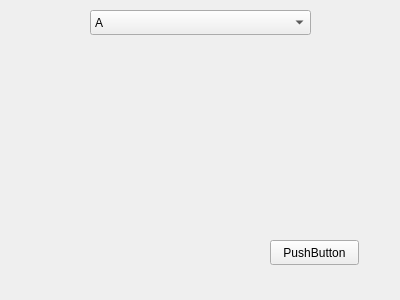
Qt form src/gui_pkg/include/gui_pkg/select_user_form.ui (cristianbass01/GUI_robotic_exoskeleton) before a commit.
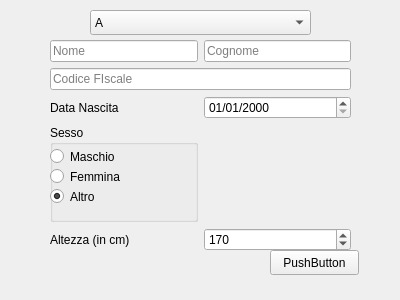
The same form after that commit.

```diff
--- a/src/gui_pkg/include/gui_pkg/select_user_form.ui
+++ b/src/gui_pkg/include/gui_pkg/select_user_form.ui
@@ -32,7 +32,7 @@
    <property name="geometry">
     <rect>
      <x>270</x>
-     <y>240</y>
+     <y>250</y>
      <width>89</width>
      <height>25</height>
     </rect>
@@ -41,6 +41,129 @@
     <string>PushButton</string>
    </property>
   </widget>
+  <widget class="QWidget" name="gridLayoutWidget">
+   <property name="geometry">
+    <rect>
+     <x>50</x>
+     <y>40</y>
+     <width>301</width>
+     <height>211</height>
+    </rect>
+   </property>
+   <layout class="QGridLayout" name="gridLayout">
+    <item row="0" column="0">
+     <widget class="QLineEdit" name="TB_name">
+      <property name="placeholderText">
+       <string>Nome</string>
+      </property>
+     </widget>
+    </item>
+    <item row="0" column="1">
+     <widget class="QLineEdit" name="TB_surname">
+      <property name="placeholderText">
+       <string>Cognome</string>
+      </property>
+     </widget>
+    </item>
+    <item row="5" column="0">
+     <widget class="QLabel" name="LB_height">
+      <property name="text">
+       <string>Altezza (in cm)</string>
+      </property>
+     </widget>
+    </item>
+    <item row="5" column="1">
+     <widget class="QSpinBox" name="NB_height">
+      <property name="maximum">
+       <number>300</number>
+      </property>
+      <property name="value">
+       <number>170</number>
+      </property>
+     </widget>
+    </item>
+    <item row="2" column="1">
+     <widget class="QDateEdit" name="DE_birthday">
+      <property name="minimumDate">
+       <date>
+        <year>1900</year>
+        <month>1</month>
+        <day>1</day>
+       </date>
+      </property>
+      <property name="displayFormat">
+       <string>dd/MM/yyyy</string>
+      </property>
+     </widget>
+    </item>
+    <item row="2" column="0">
+     <widget class="QLabel" name="LB_birthday">
+      <property name="text">
+       <string>Data Nascita</string>
+      </property>
+     </widget>
+    </item>
+    <item row="4" column="0">
+     <widget class="QGroupBox" name="GB_gender">
+      <property name="title">
+       <string>Sesso</string>
+      </property>
+      <widget class="QRadioButton" name="RB_male">
+       <property name="geometry">
+        <rect>
+         <x>0</x>
+         <y>20</y>
+         <width>112</width>
+         <height>23</height>
+        </rect>
+       </property>
+       <property name="text">
+        <string>Maschio</string>
+       </property>
+      </widget>
+      <widget class="QRadioButton" name="RB_female">
+       <property name="geometry">
+        <rect>
+         <x>0</x>
+         <y>40</y>
+         <width>112</width>
+         <height>23</height>
+        </rect>
+       </property>
+       <property name="text">
+        <string>Femmina</string>
+       </property>
+      </widget>
+      <widget class="QRadioButton" name="RB_other">
+       <property name="geometry">
+        <rect>
+         <x>0</x>
+         <y>60</y>
+         <width>112</width>
+         <height>23</height>
+        </rect>
+       </property>
+       <property name="text">
+        <string>Altro</string>
+       </property>
+       <property name="checked">
+        <bool>true</bool>
+       </property>
+      </widget>
+     </widget>
+    </item>
+    <item row="1" column="0" colspan="2">
+     <widget class="QLineEdit" name="TB_cf">
+      <property name="maxLength">
+       <number>16</number>
+      </property>
+      <property name="placeholderText">
+       <string>Codice FIscale</string>
+      </property>
+     </widget>
+    </item>
+   </layout>
+  </widget>
  </widget>
  <resources/>
  <connections/>
```
